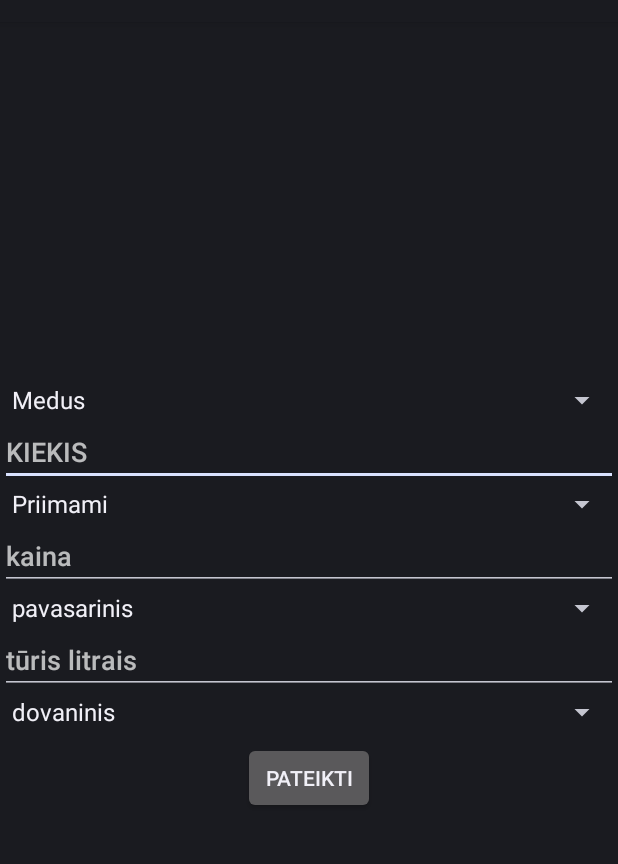
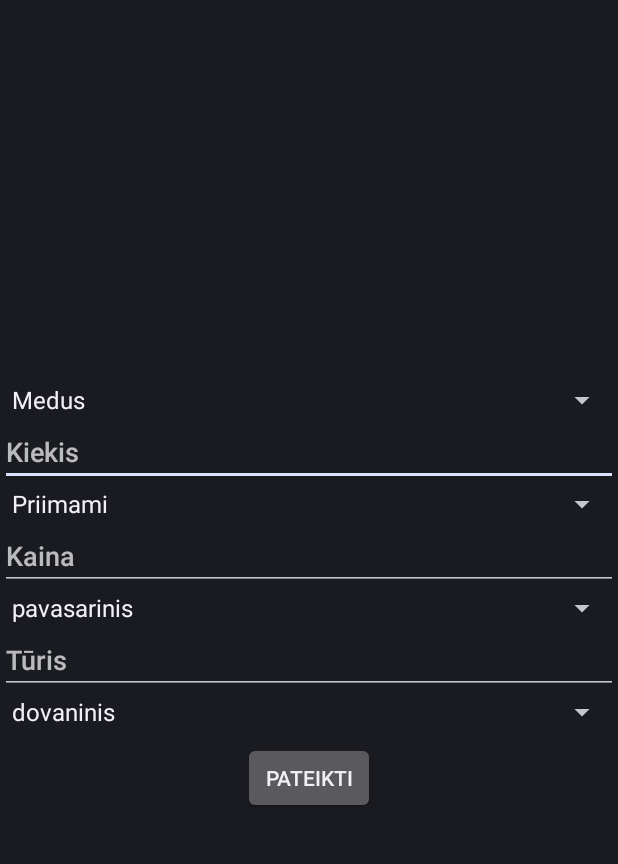
Before and after one commit to Pionell/03-22, an Android app: the NaujaPreke screen opened directly, with no data from a screen before it, on a phone screen of 412 x 824 dp, the part 62-926 px from its top. Run offline under Robolectric (Android 15) with nearby library versions, the phone set to English and light mode, and no system bars.

Commit message:
Sutvarkyta programėlė iki validacijos emailo, registracijos,naujo įrašo pridėjimo (toasto forma), validacijos ar laukeliai netušti

```diff
--- a/app/src/main/java/tk/folrikas/bitinelis/LoginActivity.java
+++ b/app/src/main/java/tk/folrikas/bitinelis/LoginActivity.java
@@ -21,14 +21,8 @@ public class LoginActivity extends Activity {
         setContentView(R.layout.activity_login);
         Button mygtukas = (Button) findViewById(R.id.prisijungti);
         Button mygtukas3 = (Button) findViewById(R.id.registruotis);
-//--------------------------------------------
-//--------------------------------------------
-//-------------------------------------------
-
         mUsernameView = (EditText) findViewById(R.id.username);
         mPasswordView = (EditText) findViewById(R.id.password);
-
-
 
         mygtukas.setOnClickListener(new View.OnClickListener() {
             public void onClick(View v) {
--- a/app/src/main/java/tk/folrikas/bitinelis/NaujaPreke.java
+++ b/app/src/main/java/tk/folrikas/bitinelis/NaujaPreke.java
@@ -3,59 +3,129 @@ package tk.folrikas.bitinelis;
 
 import android.app.Activity;
 import android.os.Bundle;
+import android.text.TextUtils;
+import android.view.View;
 import android.widget.ArrayAdapter;
+import android.widget.Button;
 import android.widget.EditText;
 import android.widget.Spinner;
+import android.widget.Toast;
 
 import java.util.ArrayList;
 import java.util.List;
 
+import static android.text.TextUtils.isEmpty;
+
 public class NaujaPreke extends Activity {
+
+    private Spinner TipasSelect, ind_uzsakymas, medaus_rusis, ipakavimo_rusis;
+    private Button pateikti;
+    private EditText kiekis, kaina, turis;
 
     @Override
     protected void onCreate(Bundle savedInstanceState) {
         super.onCreate(savedInstanceState);
         setContentView(R.layout.activity_nauja_preke);
+        //buttonas
+        pateikti();
+    }
 
-        final Spinner Tipas = (Spinner) findViewById(R.id.TipasSelect);
+    public void pateikti() {
+        TipasSelect = (Spinner) findViewById(R.id.TipasSelect);
+        ind_uzsakymas = (Spinner) findViewById(R.id.ind_uzsakymai);
+        medaus_rusis = (Spinner) findViewById(R.id.medaus_rusis);
+        ipakavimo_rusis = (Spinner) findViewById(R.id.ipakavimo_rusis);
+        kiekis = (EditText) findViewById(R.id.kiekis);
+        kaina = (EditText) findViewById(R.id.kaina);
+        turis = (EditText) findViewById(R.id.turis);
+        pateikti = (Button) findViewById(R.id.pateikti);
+
+        //final Spinner Tipas = (Spinner) findViewById(R.id.TipasSelect);
         List<String> list = new ArrayList<String>();
         list.add("Medus");
         list.add("Pikis");
         list.add("Bičių duonelė");
         list.add("Žiedadulkės");
-        ArrayAdapter<String> dataAdapter = new ArrayAdapter<String>(this,
+        ArrayAdapter<String> dataAdapter = new ArrayAdapter<String>(NaujaPreke.this,
                 android.R.layout.simple_spinner_item, list);
         dataAdapter.setDropDownViewResource(android.R.layout.simple_spinner_dropdown_item);
-        Tipas.setAdapter(dataAdapter);
+        TipasSelect.setAdapter(dataAdapter);
 
-        final Spinner ind_uzsakymas = (Spinner) findViewById(R.id.ind_uzsakymai);
+        //final Spinner ind_uzsakymas = (Spinner) findViewById(R.id.ind_uzsakymai);
         List<String> list2 = new ArrayList<String>();
         list2.add("Priimami");
         list2.add("Nepriimami");
-        ArrayAdapter<String> dataAdapter2 = new ArrayAdapter<String>(this,
+        ArrayAdapter<String> dataAdapter2 = new ArrayAdapter<String>(NaujaPreke.this,
                 android.R.layout.simple_spinner_item, list2);
         dataAdapter2.setDropDownViewResource(android.R.layout.simple_spinner_dropdown_item);
         ind_uzsakymas.setAdapter(dataAdapter2);
 
-        final Spinner medaus_rusiss = (Spinner) findViewById(R.id.medaus_rusis);
+        //final Spinner medaus_rusiss = (Spinner) findViewById(R.id.medaus_rusis);
         List<String> list3 = new ArrayList<String>();
         list3.add("pavasarinis");
         list3.add("miško");
         list3.add("kreminis");
         list3.add("grikių");
         list3.add("aviečių");
-        ArrayAdapter<String> dataAdapter3 = new ArrayAdapter<String>(this,
+        ArrayAdapter<String> dataAdapter3 = new ArrayAdapter<String>(NaujaPreke.this,
                 android.R.layout.simple_spinner_item, list3);
         dataAdapter3.setDropDownViewResource(android.R.layout.simple_spinner_dropdown_item);
-        medaus_rusiss.setAdapter(dataAdapter3);
+        medaus_rusis.setAdapter(dataAdapter3);
 
-        final Spinner ipakavim_rusiss = (Spinner) findViewById(R.id.ipakavimo_rusis);
+        //final Spinner ipakavim_rusiss = (Spinner) findViewById(R.id.ipakavimo_rusis);
         List<String> list4 = new ArrayList<String>();
         list4.add("dovaninis");
         list4.add("paprastas");
-        ArrayAdapter<String> dataAdapter4 = new ArrayAdapter<String>(this,
+        ArrayAdapter<String> dataAdapter4 = new ArrayAdapter<String>(NaujaPreke.this,
                 android.R.layout.simple_spinner_item, list4);
         dataAdapter4.setDropDownViewResource(android.R.layout.simple_spinner_dropdown_item);
-        ipakavim_rusiss.setAdapter(dataAdapter4);
+        ipakavimo_rusis.setAdapter(dataAdapter4);
+
+
+
+        pateikti.setOnClickListener(new View.OnClickListener() {
+            @Override
+            public void onClick(View v) {
+
+                String kiekis1 = kiekis.getText().toString();
+                String kaina1 = kaina.getText().toString();
+                String turis1 = turis.getText().toString();
+
+                kiekis.setError(null);
+                kaina.setError(null);
+                turis.setError(null);
+
+                boolean show = true;
+                if (TextUtils.isEmpty(kiekis1)){
+                    kiekis.setError("privalomas laukelis");
+                    show = false;
+                }
+                if (TextUtils.isEmpty(kaina1)){
+                    kaina.setError("privalomas laukelis");
+                    show = false;
+                }
+                if (TextUtils.isEmpty(turis1)){
+                    turis.setError("privalomas laukelis");
+                    show = false;
+                }
+                if (show){
+                    double kaina = Double.parseDouble(kaina1);
+                    double turis = Double.parseDouble(turis1);
+                    double kiekis = Double.parseDouble(kiekis1);
+                    //public Produktas(String tipas, double kiekis, String uzsakymai, double kaina, String rusis, double turis, String ipakavimas)
+                    Produktas irasas = new Produktas(String.valueOf(TipasSelect.getSelectedItem()),kiekis,String.valueOf(ind_uzsakymas.getSelectedItem()),kaina,String.valueOf(medaus_rusis.getSelectedItem()),turis,String.valueOf(ipakavimo_rusis.getSelectedItem()));
+                    Toast.makeText(NaujaPreke.this,
+                            "objekte: " +
+                                    "\nTipas: " + irasas.getTipas()+
+                                    "\nKiekis: " + irasas.getKiekis()+
+                                    "\nUzsakymai: " + irasas.getUzsakymai()+
+                                    "\nkaina: " + irasas.getKaina()+
+                                    "\nRūšis: " + irasas.getRusis()+
+                                    "\nTūris: " + irasas.getTuris()+
+                                    "\nĮpakavimo tipas: " + irasas.getIpakavimas(),
+                            Toast.LENGTH_SHORT).show();
+                }
+            }
+        });
     }
 }
--- a/app/src/main/res/layout/activity_nauja_preke.xml
+++ b/app/src/main/res/layout/activity_nauja_preke.xml
@@ -13,7 +13,7 @@
         android:id="@+id/kiekis"
         android:layout_width="match_parent"
         android:layout_height="wrap_content"
-        android:hint="KIEKIS"/>
+        android:hint="@string/kiek"/>
     <Spinner
         android:id="@+id/ind_uzsakymai"
         android:layout_width="match_parent"
@@ -22,7 +22,8 @@
         android:id="@+id/kaina"
         android:layout_width="match_parent"
         android:layout_height="wrap_content"
-        android:hint="kaina"/>
+        android:hint="@string/kaina"/>
+
     <Spinner
         android:id="@+id/medaus_rusis"
         android:layout_width="match_parent"
@@ -31,7 +32,8 @@
         android:id="@+id/turis"
         android:layout_width="match_parent"
         android:layout_height="wrap_content"
-        android:hint="tūris litrais"/>
+        android:hint="@string/turis"/>
+
     <Spinner
         android:id="@+id/ipakavimo_rusis"
         android:layout_width="match_parent"
@@ -42,6 +44,5 @@
         android:layout_width="wrap_content"
         android:layout_height="wrap_content"
         android:text="pateikti"
-        android:onClick="user_register"
         />
 </LinearLayout>
--- a/app/src/main/res/values/strings.xml
+++ b/app/src/main/res/values/strings.xml
@@ -9,6 +9,9 @@
     <string name="error_invalid_password">Neteisingas Slaptažodis</string>
     <string name="error_invalid_email">Neteisingas pašto adresas</string>
     <string name="new_pass">Jūsų slaptažodis</string>
+    <string name="kaina">Kaina</string>
+    <string name="kiek">Kiekis</string>
+    <string name="turis">Tūris</string>
     <string name="new_pass_repeat">Pakartokite slaptažodį</string>
     <string name="new_email">Įveskite pašto adresą</string>
     <string name="error_email_match">slaptažodžiai nevienodi</string>
```
Also changed, not shown: app/src/main/java/tk/folrikas/bitinelis/Register.java (added, +39 -0 lines), app/src/main/java/tk/folrikas/bitinelis/RegisterActivity.java (+9 -2 lines).
